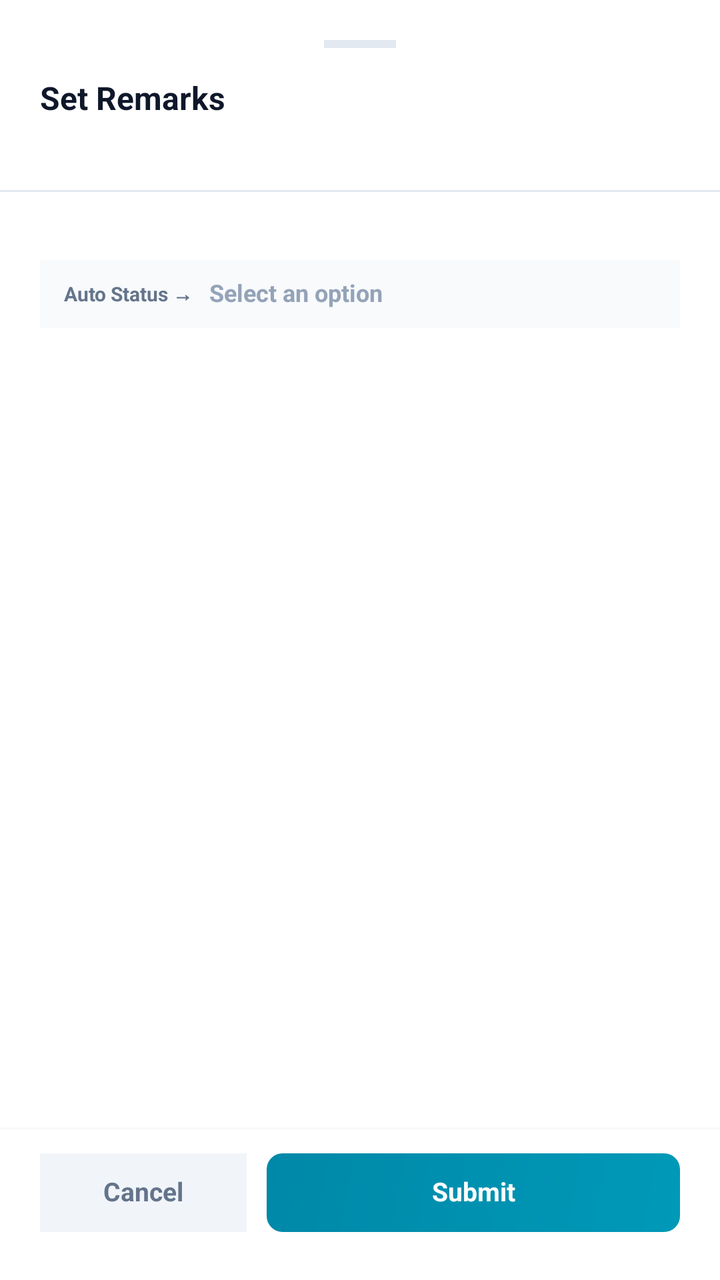
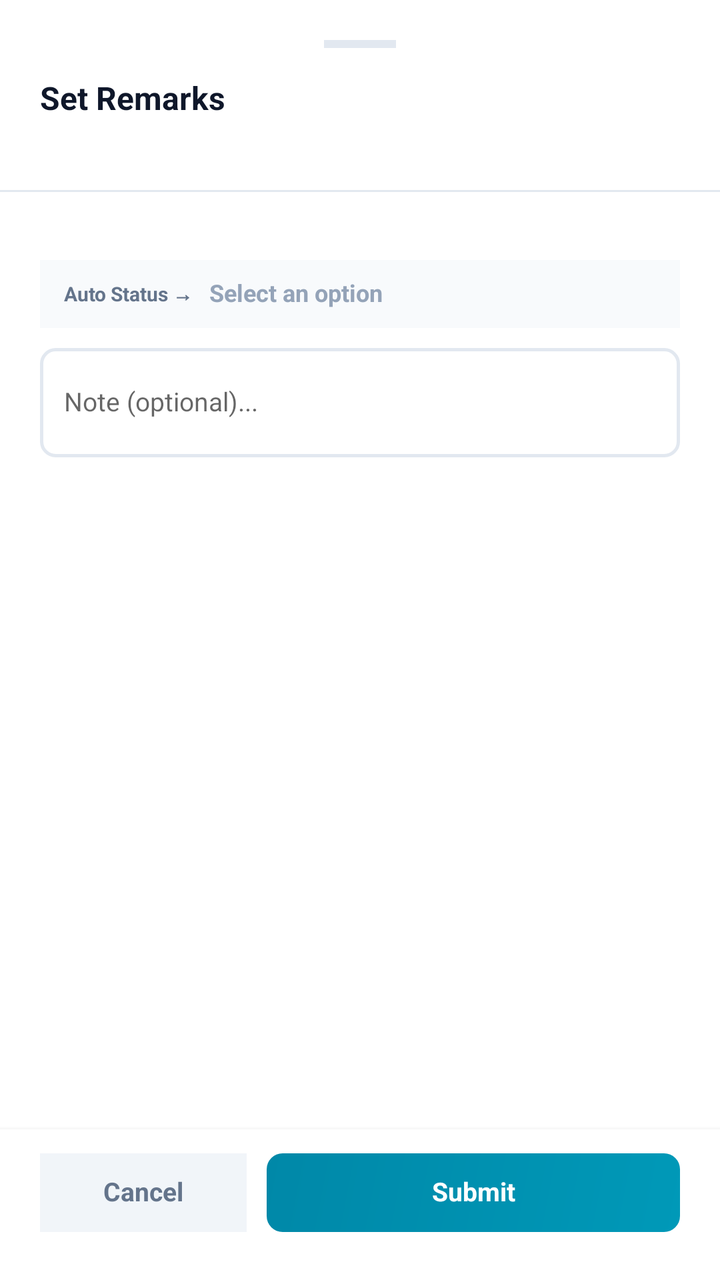

Two renders of the same Android screen: before a commit and after it. Below are the layout's source before the change and the commit's diff.
<!-- AndroidManifest.xml: application theme Theme.DataBridge -->
<!-- res/layout/bottom_sheet_worker_remarks.xml -->
<?xml version="1.0" encoding="utf-8"?>
<LinearLayout xmlns:android="http://schemas.android.com/apk/res/android"
    android:id="@+id/rootWorkerRemarkSheet"
    android:layout_width="match_parent"
    android:layout_height="wrap_content"
    android:orientation="vertical"
    android:background="@color/theme_bg_card">

    
    <LinearLayout
        android:layout_width="match_parent"
        android:layout_height="wrap_content"
        android:orientation="vertical"
        android:padding="20dp"
        android:paddingBottom="12dp">

        
        <View
            android:layout_width="36dp"
            android:layout_height="4dp"
            android:layout_gravity="center"
            android:background="@color/theme_border"
            android:layout_marginBottom="16dp" />

        <TextView
            android:id="@+id/twWorkerRemarkTitle"
            android:layout_width="wrap_content"
            android:layout_height="wrap_content"
            android:text="Set Remarks"
            android:textSize="16sp"
            android:textColor="@color/theme_text_primary"
            android:textStyle="bold"
            android:layout_marginBottom="2dp"
            android:includeFontPadding="false" />

        
        <TextView
            android:id="@+id/twWorkerRemarkSub"
            android:layout_width="wrap_content"
            android:layout_height="wrap_content"
            android:text=""
            android:textSize="12sp"
            android:textColor="@color/theme_text_secondary"
            android:includeFontPadding="false" />

    </LinearLayout>

    
    <View
        android:layout_width="match_parent"
        android:layout_height="1dp"
        android:background="@color/theme_border" />

    
    <ScrollView
        android:layout_width="match_parent"
        android:layout_height="0dp"
        android:layout_weight="1"
        android:fillViewport="true">

        <LinearLayout
            android:layout_width="match_parent"
            android:layout_height="wrap_content"
            android:orientation="vertical"
            android:padding="20dp"
            android:paddingTop="14dp"
            android:paddingBottom="8dp">

            
            <LinearLayout
                android:id="@+id/layoutWorkerRemarkOptions"
                android:layout_width="match_parent"
                android:layout_height="wrap_content"
                android:orientation="vertical"
                android:gravity="center"
                android:layout_marginBottom="14dp" />

            
            <LinearLayout
                android:layout_width="match_parent"
                android:layout_height="wrap_content"
                android:orientation="horizontal"
                android:gravity="center_vertical"
                android:background="@color/theme_bg_status_preview"
                android:padding="10dp"
                android:paddingStart="12dp"
                android:paddingEnd="12dp"
                android:baselineAligned="false">

                <TextView
                    android:layout_width="wrap_content"
                    android:layout_height="wrap_content"
                    android:text="Auto Status →"
                    android:textSize="10sp"
                    android:textColor="@color/theme_text_secondary"
                    android:textStyle="bold"
                    android:includeFontPadding="false" />

                <TextView
                    android:id="@+id/twWorkerRemarkStatusPreview"
                    android:layout_width="wrap_content"
                    android:layout_height="wrap_content"
                    android:text="Select an option"
                    android:textSize="12sp"
                    android:textColor="@color/theme_text_muted"
                    android:textStyle="bold"
                    android:layout_gravity="end"
                    android:layout_marginStart="8dp"
                    android:includeFontPadding="false" />

            </LinearLayout>

        </LinearLayout>
    </ScrollView>

    
    <LinearLayout
        android:layout_width="match_parent"
        android:layout_height="wrap_content"
        android:orientation="horizontal"
        android:gravity="center_vertical"
        android:background="@color/theme_bg_card"
        android:elevation="4dp"
        android:paddingStart="20dp"
        android:paddingEnd="20dp"
        android:paddingTop="12dp"
        android:paddingBottom="24dp">

        <TextView
            android:id="@+id/btnWorkerRemarkCancel"
            android:layout_width="0dp"
            android:layout_height="wrap_content"
            android:layout_weight="1"
            android:text="Cancel"
            android:textSize="13sp"
            android:textColor="@color/theme_text_secondary"
            android:textStyle="bold"
            android:gravity="center"
            android:padding="12dp"
            android:background="@color/theme_bg_inner"
            android:includeFontPadding="false" />

        <TextView
            android:id="@+id/btnWorkerRemarkSubmit"
            android:layout_width="0dp"
            android:layout_height="wrap_content"
            android:layout_weight="2"
            android:text="Submit"
            android:textSize="13sp"
            android:textColor="@color/theme_text_inverse"
            android:textStyle="bold"
            android:gravity="center"
            android:padding="12dp"
            android:layout_marginStart="10dp"
            android:background="@drawable/btn_action_cyan"
            android:includeFontPadding="false" />

    </LinearLayout>

</LinearLayout>
<!-- resources referenced by this layout -->
<resources>
  <color name="theme_bg_card">#ffffff</color>
  <color name="theme_bg_inner">#f1f5f9</color>
  <color name="theme_bg_status_preview">#f8fafc</color>
  <color name="theme_border">#e2e8f0</color>
  <color name="theme_text_inverse">#ffffff</color>
  <color name="theme_text_muted">#94a3b8</color>
  <color name="theme_text_primary">#0f172a</color>
  <color name="theme_text_secondary">#64748b</color>
  <!-- drawable btn_action_cyan (drawable) -->
  <?xml version="1.0" encoding="utf-8"?>
  <shape xmlns:android="http://schemas.android.com/apk/res/android" android:shape="rectangle">
      <corners android:radius="8dp" />
      <gradient
          android:startColor="#0099b8"
          android:endColor="#0088a8"
          android:angle="135" />
  </shape>
  <style name="Theme.DataBridge" parent="Theme.MaterialComponents.DayNight.NoActionBar">
      <item name="colorPrimary">#00d4ff</item>
      <item name="colorPrimaryVariant">#16213e</item>
      <item name="colorOnPrimary">#ffffff</item>
      <item name="colorSecondary">#00d4ff</item>
      <item name="android:statusBarColor">#1a1a2e</item>
  </style>
</resources>

<!-- the commit's change to res/layout/bottom_sheet_worker_remarks.xml (unified diff, before → after) -->
@@ -110,6 +110,19 @@
 
             </LinearLayout>
 
+            
+            <EditText
+                android:id="@+id/etWorkerRemarkNote"
+                android:layout_width="match_parent"
+                android:layout_height="wrap_content"
+                android:layout_marginTop="10dp"
+                android:hint="Note (optional)..."
+                android:textSize="13sp"
+                android:minLines="2"
+                android:background="@drawable/bg_input_rounded"
+                android:padding="12dp"
+                android:includeFontPadding="false" />
+
         </LinearLayout>
     </ScrollView>
 
<!-- resource entries referenced after the edit -->
@@ -8,6 +8,14 @@
   <color name="theme_text_muted">#94a3b8</color>
   <color name="theme_text_primary">#0f172a</color>
   <color name="theme_text_secondary">#64748b</color>
+  <!-- drawable bg_input_rounded (drawable) -->
+  <?xml version="1.0" encoding="utf-8"?>
+  <shape xmlns:android="http://schemas.android.com/apk/res/android"
+      android:shape="rectangle">
+      <solid android:color="@color/theme_bg_card" />
+      <stroke android:width="1.5dp" android:color="@color/theme_border" />
+      <corners android:radius="7dp" />
+  </shape>
   <!-- drawable btn_action_cyan (drawable) -->
   <?xml version="1.0" encoding="utf-8"?>
   <shape xmlns:android="http://schemas.android.com/apk/res/android" android:shape="rectangle">
